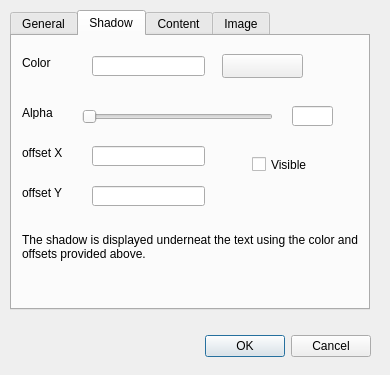
Before: the Qt Designer form src/lgck-builder/dlgdisplay.ui in cfrankb/lgck-src, drawn with Qt 5.
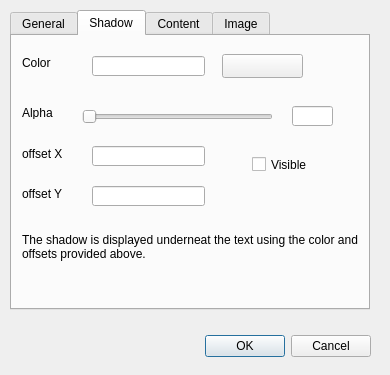
After: the same form once the commit is applied. The open tabs and pages were chosen to show the change. Icons and pictures are not drawn. Custom widgets are drawn as their Qt base class.

Diff of the .ui file:
```diff
--- a/src/lgck-builder/dlgdisplay.ui
+++ b/src/lgck-builder/dlgdisplay.ui
@@ -378,8 +378,8 @@
       <rect>
        <x>10</x>
        <y>150</y>
-       <width>47</width>
-       <height>13</height>
+       <width>61</width>
+       <height>16</height>
       </rect>
      </property>
      <property name="text">
@@ -417,8 +417,8 @@
       <rect>
        <x>10</x>
        <y>110</y>
-       <width>47</width>
-       <height>13</height>
+       <width>61</width>
+       <height>16</height>
       </rect>
      </property>
      <property name="text">
```
Left out of the diff: 18 changed lines with no effect on the pictures.
